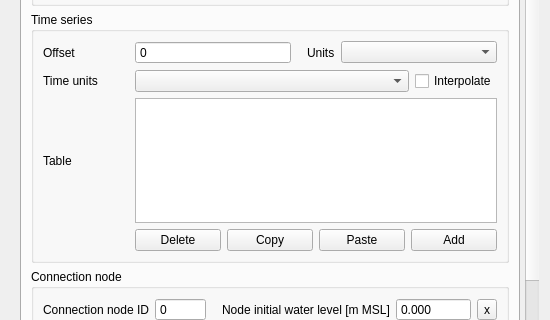
The window that threedi_schematisation_editor/forms/ui/lateral_1d.ui (nens/threedi-schematisation-editor) describes before a commit, drawn with Qt 5; both pictures show x 0 to 550 and y 141 to 461 of the 550 by 550 pixel window.
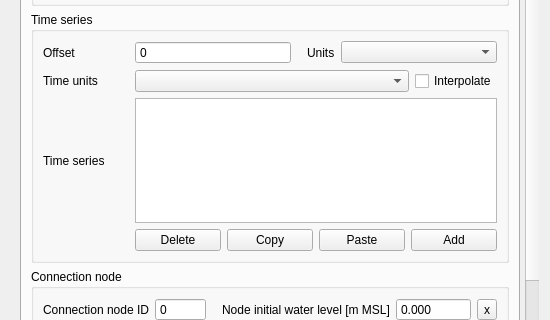
The same window after the commit.

The edit to the form file:
```diff
--- a/threedi_schematisation_editor/forms/ui/lateral_1d.ui
+++ b/threedi_schematisation_editor/forms/ui/lateral_1d.ui
@@ -496,7 +496,7 @@
               <item row="3" column="0">
                <widget class="QLabel" name="table_label">
                 <property name="text">
-                 <string>Table</string>
+                 <string>Time series</string>
                 </property>
                </widget>
               </item>
```
